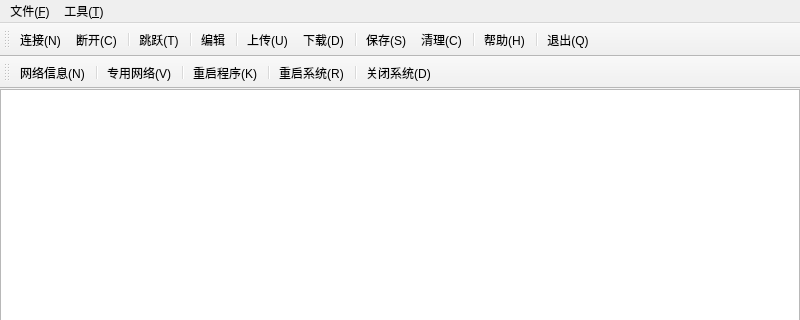
The window that examples/examples.ui (nulijiabei/cgoqt) describes before a commit, drawn with Qt 5; both pictures show x 0 to 800 and y 0 to 320 of the 800 by 600 pixel window.
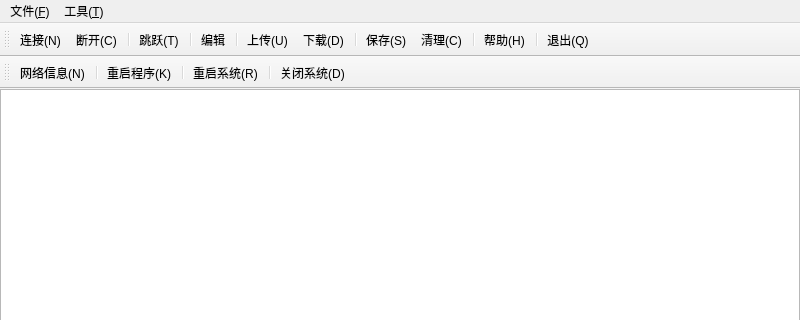
The same window after the commit. Icons and pictures are not drawn.

Diff of the .ui file:
```diff
--- a/examples/examples.ui
+++ b/examples/examples.ui
@@ -147,8 +147,6 @@
    </attribute>
    <addaction name="network"/>
    <addaction name="separator"/>
-   <addaction name="openvpn"/>
-   <addaction name="separator"/>
    <addaction name="killall"/>
    <addaction name="separator"/>
    <addaction name="reboot"/>
@@ -253,11 +251,6 @@
     <string>网络信息(&amp;N)</string>
    </property>
   </action>
-  <action name="openvpn">
-   <property name="text">
-    <string>专用网络(&amp;V)</string>
-   </property>
-  </action>
   <action name="member">
    <property name="icon">
     <iconset resource="examples.qrc">
```
Left out of the diff: 6 changed lines with no effect on the pictures.
